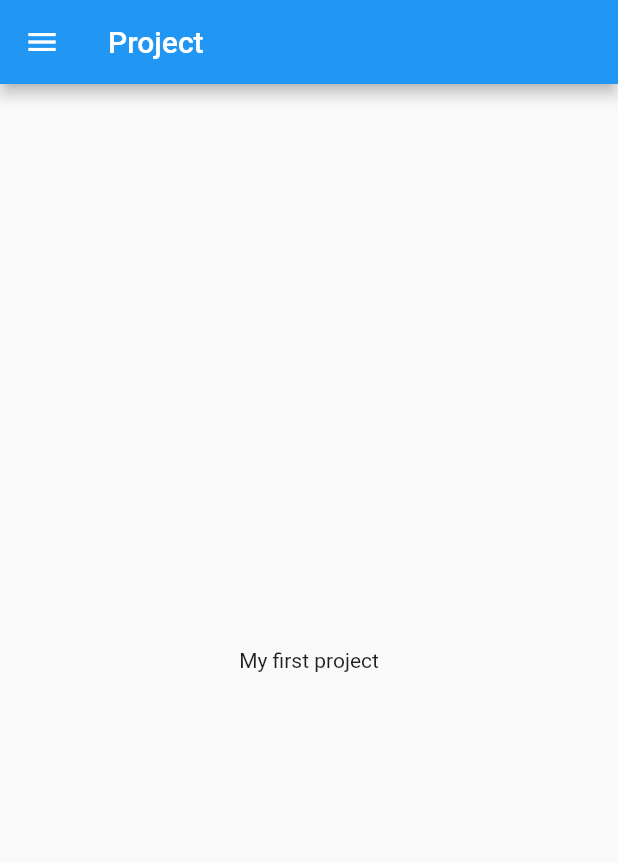
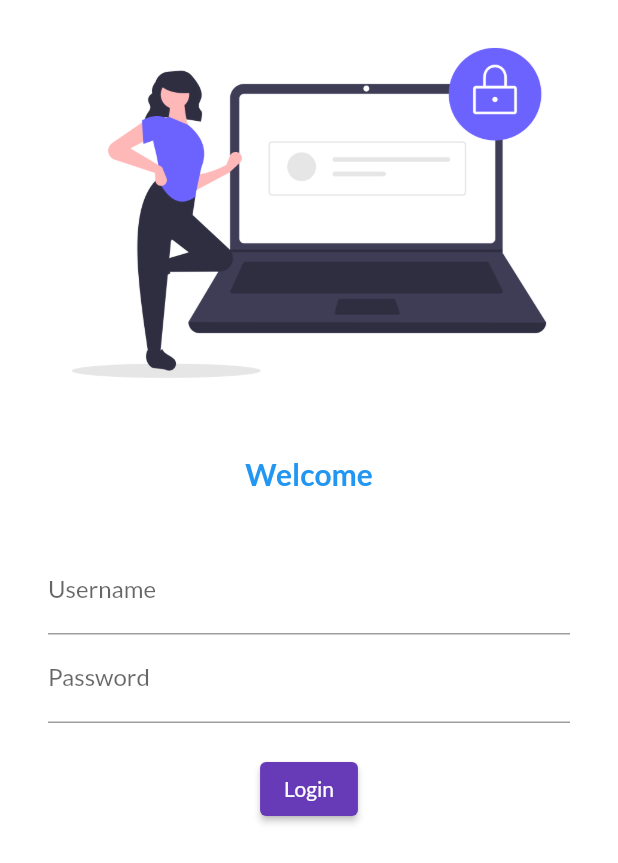
Before and after one commit to AbhiRodi/Catalog-app, a Flutter app: the screen it shows after launch, on a phone screen of 412 x 824 dp. Shown: the top 863 px of the screen. Run offline on Flutter 3.47's test engine with Material 2 defaults, Android fonts, the phone set to English and light mode, and no system bars; our stand-ins replace google_fonts.

Commit message:
day4 completed

```diff
--- a/lib/main.dart
+++ b/lib/main.dart
@@ -1,17 +1,31 @@
-import 'package:first_project/home_page.dart';
+import 'package:first_project/pages/home_page.dart';
+import 'package:first_project/pages/login_page.dart';
 import 'package:flutter/material.dart';
+import 'package:google_fonts/google_fonts.dart';
 
 void main() {
   runApp(Project());
 }
 
 class Project extends StatelessWidget {
-  const Project({Key? key}) : super(key: key);
-
   @override
   Widget build(BuildContext context) {
     return MaterialApp(
-      home: HomePage(),
+      color: Colors.white,
+      themeMode: ThemeMode.light,
+      theme: ThemeData(
+          primarySwatch: Colors.deepPurple,
+          fontFamily: GoogleFonts.lato().fontFamily),
+      darkTheme: ThemeData(
+        brightness: Brightness.dark,
+      ),
+      initialRoute: '/login',
+      //initialRoute: '/home',
+      routes: {
+        '/': (context) => LoginPage(),
+        '/home': (context) => HomePage(),
+        '/login': (context) => LoginPage(),
+      },
     );
   }
 }
--- /dev/null
+++ b/lib/pages/login_page.dart
@@ -0,0 +1,62 @@
+import 'package:flutter/material.dart';
+
+class LoginPage extends StatelessWidget {
+  @override
+  Widget build(BuildContext context) {
+    return Material(
+      color: Colors.white,
+      child: Column(
+        children: [
+          Image.asset(
+            'assets/images/login.png',
+            fit: BoxFit.cover,
+          ),
+          SizedBox(
+            height: 20,
+          ),
+          Text(
+            'Welcome',
+            style: TextStyle(
+              color: Colors.blue,
+              fontSize: 20,
+              fontWeight: FontWeight.bold,
+            ),
+          ),
+          SizedBox(
+            height: 20,
+          ),
+          Padding(
+            padding: const EdgeInsets.symmetric(vertical: 16, horizontal: 32),
+            child: Column(
+              children: [
+                TextFormField(
+                  decoration: InputDecoration(
+                    hintText: 'Enter Username',
+                    labelText: 'Username',
+                  ),
+                ),
+                TextFormField(
+                  obscureText: true,
+                  decoration: InputDecoration(
+                    hintText: 'Enter Password',
+                    labelText: 'Password',
+                  ),
+                ),
+                SizedBox(
+                  height: 20,
+                ),
+                ElevatedButton(
+                  child: Text('Login'),
+                  style: TextButton.styleFrom(),
+                  onPressed: () {
+                    print('hi bro');
+                  },
+                )
+              ],
+            ),
+          )
+        ],
+      ),
+    );
+  }
+}
```
Also changed, not shown: pubspec.yaml (+9 -4 lines), assets/images/login.png (added), lib/pages/home_page.dart (renamed from lib/home_page.dart), pubspec.lock.
